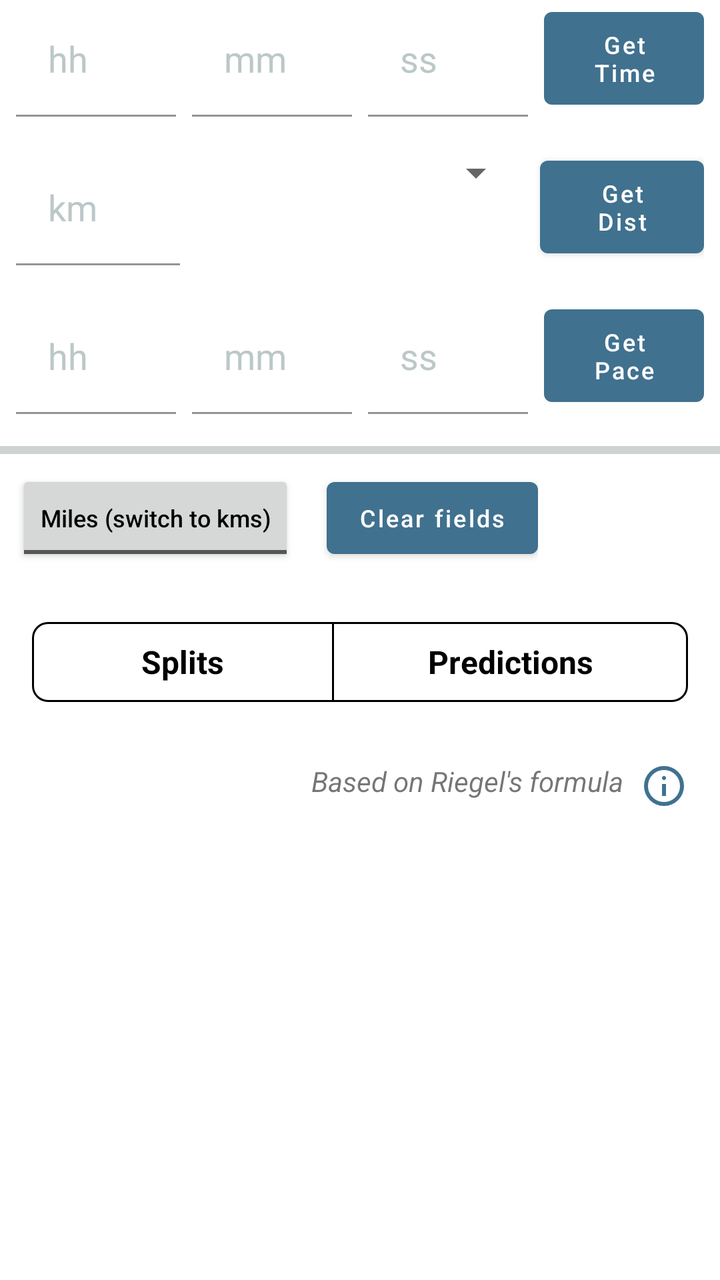
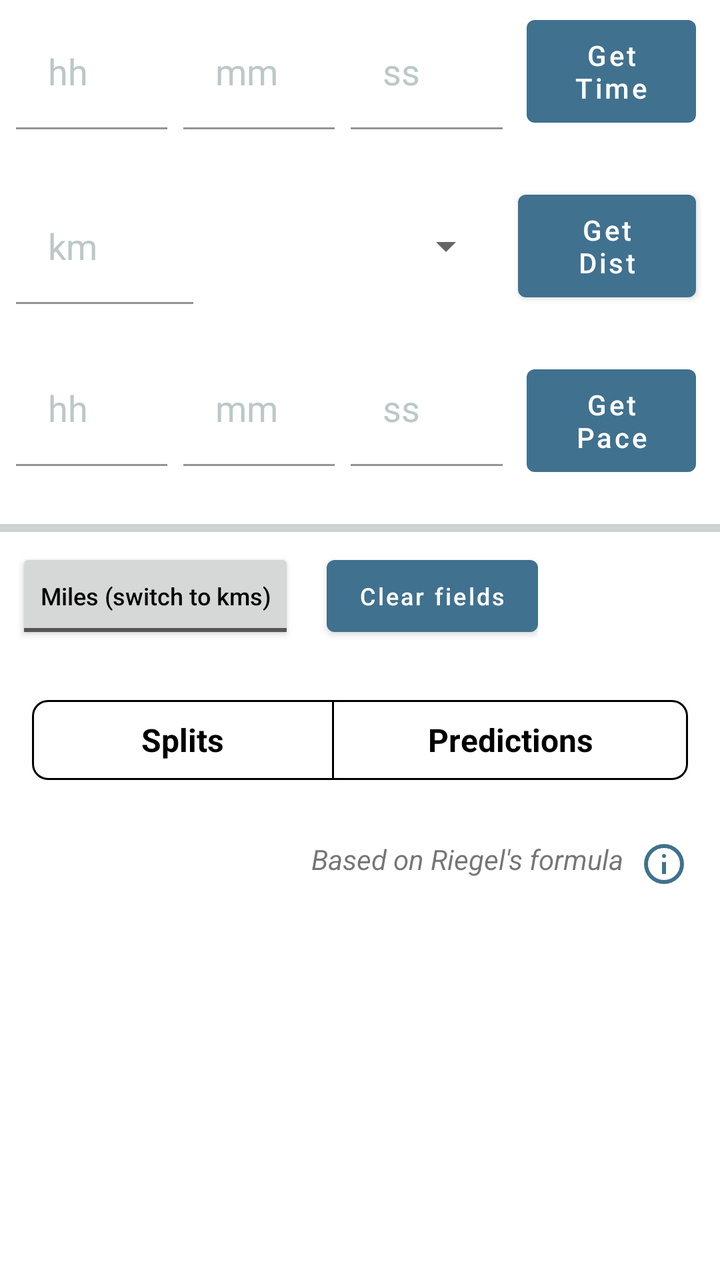

Two renders of the same Android screen: before a commit and after it. Below are the layout's source before the change and the commit's diff.
<!-- AndroidManifest.xml: application theme Theme.TriathlonPaceCalculator -->
<!-- res/layout/frag_run.xml -->
<?xml version="1.0" encoding="utf-8"?>
<LinearLayout xmlns:android="http://schemas.android.com/apk/res/android"
    xmlns:app="http://schemas.android.com/apk/res-auto"
    android:id="@+id/PaceMilesLinearLayout"
    android:layout_width="match_parent"
    android:layout_height="match_parent"
    android:orientation="vertical">

    <LinearLayout
        android:id="@+id/LinearLayout03"
        android:layout_width="match_parent"
        android:layout_height="wrap_content"
        android:layout_marginStart="@dimen/space_sm"
        android:layout_marginEnd="@dimen/space_sm"
        android:layout_marginBottom="@dimen/space_md">

        <com.google.android.material.textfield.TextInputLayout
            android:layout_width="0dp"
            android:layout_height="wrap_content"
            android:layout_marginEnd="@dimen/space_sm"
            android:layout_weight="1"
            app:hintAnimationEnabled="false"
            app:hintEnabled="false">

            <com.google.android.material.textfield.TextInputEditText
                android:id="@+id/EditText01a"
                style="@style/MyOutlinedTextField"
                android:layout_width="match_parent"
                android:layout_height="wrap_content"
                android:background="@color/backgroundColor"
                android:hint="hh"
                android:inputType="number"
                android:maxLength="2"
                app:hintTextColor="@color/backgroundColor" />

        </com.google.android.material.textfield.TextInputLayout>


        <com.google.android.material.textfield.TextInputLayout
            android:layout_width="0dp"
            android:layout_height="wrap_content"
            android:layout_marginEnd="@dimen/space_sm"
            android:layout_weight="1"
            app:hintAnimationEnabled="false"
            app:hintEnabled="false">

            <com.google.android.material.textfield.TextInputEditText
                android:id="@+id/EditText01b"
                style="@style/MyOutlinedTextField"
                android:layout_width="match_parent"
                android:layout_height="wrap_content"
                android:background="@color/backgroundColor"
                android:hint="@string/mm"
                android:inputType="number"
                android:maxLength="2"
                app:hintTextColor="@color/backgroundColor" />
        </com.google.android.material.textfield.TextInputLayout>

        <com.google.android.material.textfield.TextInputLayout
            android:layout_width="0dp"
            android:layout_height="wrap_content"
            android:layout_marginEnd="@dimen/space_sm"
            android:layout_weight="1"
            app:hintAnimationEnabled="false"
            app:hintEnabled="false">

            <com.google.android.material.textfield.TextInputEditText
                android:id="@+id/EditText01c"
                style="@style/MyOutlinedTextField"
                android:layout_width="match_parent"
                android:layout_height="wrap_content"
                android:background="@color/backgroundColor"
                android:hint="@string/ss"
                android:inputType="numberDecimal"
                android:maxLength="6"
                app:hintTextColor="@color/backgroundColor" />
        </com.google.android.material.textfield.TextInputLayout>

        <com.google.android.material.button.MaterialButton
            android:id="@+id/Button01"
            android:layout_width="0dp"
            android:layout_height="match_parent"
            android:layout_weight="1"
            android:text="@string/calcTimeButton"
            android:textAllCaps="false"
            android:textSize="12sp" />
    </LinearLayout>

    <LinearLayout
        android:id="@+id/LinearLayout05"
        android:layout_width="match_parent"
        android:layout_height="wrap_content"
        android:layout_marginStart="@dimen/space_sm"
        android:layout_marginEnd="@dimen/space_sm"
        android:layout_marginBottom="@dimen/space_md">

        <com.google.android.material.textfield.TextInputLayout
            android:layout_width="0dp"
            android:layout_height="wrap_content"
            android:layout_marginEnd="@dimen/space_sm"
            android:layout_weight="0.25"
            app:hintAnimationEnabled="false"
            app:hintEnabled="false">

            <com.google.android.material.textfield.TextInputEditText
                android:id="@+id/EditText02"
                style="@style/MyOutlinedTextField"
                android:layout_width="match_parent"
                android:layout_height="wrap_content"
                android:width="100dip"
                android:background="@color/backgroundColor"
                android:hint="@string/km"
                android:inputType="numberDecimal"
                android:maxLength="9"
                app:hintTextColor="@color/backgroundColor" />

        </com.google.android.material.textfield.TextInputLayout>

        <Spinner
            android:id="@+id/spinnerrun"
            android:layout_width="0dp"
            android:layout_height="wrap_content"
            android:layout_marginEnd="@dimen/space_sm"
            android:layout_weight="0.5"
            android:prompt="@string/preset_distance"
            android:spinnerMode="dropdown" />

        <com.google.android.material.button.MaterialButton
            android:id="@+id/Button02"
            android:layout_width="0dp"
            android:layout_height="match_parent"
            android:layout_weight="0.25"
            android:text="@string/calcDistButton"
            android:textAllCaps="false"
            android:textSize="12sp" />
    </LinearLayout>

    <LinearLayout
        android:id="@+id/LinearLayout07"
        android:layout_width="match_parent"
        android:layout_height="wrap_content"
        android:layout_marginStart="@dimen/space_sm"
        android:layout_marginEnd="@dimen/space_sm"
        android:layout_marginBottom="@dimen/space_md">

        <com.google.android.material.textfield.TextInputLayout
            android:layout_width="0dp"
            android:layout_height="wrap_content"
            android:layout_marginEnd="@dimen/space_sm"
            android:layout_weight="1"
            app:hintAnimationEnabled="false"
            app:hintEnabled="false">

            <com.google.android.material.textfield.TextInputEditText
                android:id="@+id/EditText03a"
                style="@style/MyOutlinedTextField"
                android:layout_width="match_parent"
                android:layout_height="wrap_content"
                android:background="@color/backgroundColor"
                android:hint="@string/hh"
                android:inputType="number"
                android:maxLength="2"
                app:hintTextColor="@color/backgroundColor" />
        </com.google.android.material.textfield.TextInputLayout>

        <com.google.android.material.textfield.TextInputLayout
            android:layout_width="0dp"
            android:layout_height="wrap_content"
            android:layout_marginEnd="@dimen/space_sm"
            android:layout_weight="1"
            app:hintAnimationEnabled="false"
            app:hintEnabled="false">

            <com.google.android.material.textfield.TextInputEditText
                android:id="@+id/EditText03b"
                style="@style/MyOutlinedTextField"
                android:layout_width="match_parent"
                android:layout_height="wrap_content"
                android:background="@color/backgroundColor"
                android:hint="@string/mm"
                android:inputType="number"
                android:maxLength="2"
                app:hintTextColor="@color/backgroundColor" />
        </com.google.android.material.textfield.TextInputLayout>

        <com.google.android.material.textfield.TextInputLayout
            android:layout_width="0dp"
            android:layout_height="wrap_content"
            android:layout_marginEnd="@dimen/space_sm"
            android:layout_weight="1"
            app:hintAnimationEnabled="false"
            app:hintEnabled="false">

            <com.google.android.material.textfield.TextInputEditText
                android:id="@+id/EditText03c"
                style="@style/MyOutlinedTextField"
                android:layout_width="match_parent"
                android:layout_height="wrap_content"
                android:background="@color/backgroundColor"
                android:hint="@string/ss"
                android:inputType="numberDecimal"
                android:maxLength="6"
                app:hintTextColor="@color/backgroundColor" />

        </com.google.android.material.textfield.TextInputLayout>

        <com.google.android.material.button.MaterialButton
            android:id="@+id/Button03"
            android:layout_width="0dp"
            android:layout_height="fill_parent"
            android:layout_weight="1"
            android:text="@string/calcPaceButton"
            android:textAllCaps="false"
            android:textSize="12sp" />
    </LinearLayout>

    <com.google.android.material.divider.MaterialDivider
        android:layout_width="match_parent"
        android:layout_height="@dimen/space_xs"
        android:background="@color/base_color_surface_container_weak" />

    <LinearLayout
        android:id="@+id/LinearLayout08"
        android:layout_width="wrap_content"
        android:layout_height="wrap_content"
        android:layout_margin="@dimen/space_sm"
        android:orientation="horizontal">

        <ToggleButton
            android:id="@+id/togglebuttonRun"
            android:layout_width="wrap_content"
            android:layout_height="wrap_content"
            android:layout_marginEnd="@dimen/space_md"
            android:textAllCaps="false"
            android:textColor="@color/textColor"
            android:textOff="@string/runConversionButton2"
            android:textOn="@string/runConversionButton1"
            android:textSize="12sp" />

        <com.google.android.material.button.MaterialButton
            android:id="@+id/ClearButton"
            android:layout_width="wrap_content"
            android:layout_height="wrap_content"
            android:text="@string/clearButtonText"
            android:textAllCaps="false"
            android:textSize="12sp" />
    </LinearLayout>

    <LinearLayout
        android:id="@+id/runResultsContainer"
        android:layout_width="match_parent"
        android:layout_height="wrap_content"
        android:baselineAligned="false"
        android:orientation="vertical">

        <com.google.android.material.button.MaterialButtonToggleGroup
            android:id="@+id/toggleSplitsButton"
            android:layout_width="match_parent"
            android:layout_height="wrap_content"
            android:layout_margin="@dimen/space_md"
            android:gravity="center"
            app:singleSelection="true">

            <com.google.android.material.button.MaterialButton
                android:id="@+id/button1"
                style="@style/Widget.Lichen.SegmentedButton"
                android:layout_width="wrap_content"
                android:layout_height="wrap_content"
                android:layout_weight="1"
                android:text="@string/splits"
                app:shapeAppearanceOverlay="@style/roundedCorners_8rad"
                app:strokeColor="@null" />

            <com.google.android.material.button.MaterialButton
                android:id="@+id/button2"
                style="@style/Widget.Lichen.SegmentedButton"
                android:layout_width="wrap_content"
                android:layout_height="wrap_content"
                android:layout_weight="1"
                android:text="@string/predictions"
                app:shapeAppearanceOverlay="@style/roundedCorners_8rad"
                app:strokeColor="@null" />

        </com.google.android.material.button.MaterialButtonToggleGroup>


        <androidx.recyclerview.widget.RecyclerView
            android:id="@+id/ListViewRun"
            android:layout_width="match_parent"
            android:layout_height="wrap_content"
            android:paddingBottom="10dp" />

        <RelativeLayout
            android:id="@+id/predictionsRunContainer"
            android:layout_width="match_parent"
            android:layout_height="wrap_content"
            android:paddingBottom="10dp">

            <TextView
                android:id="@+id/predictionText"
                android:layout_width="wrap_content"
                android:layout_height="wrap_content"
                android:layout_marginEnd="@dimen/space_sm"
                android:layout_toStartOf="@+id/predictionInfo"
                android:text="@string/based_on_riegels_formula"
                android:textSize="14sp"
                android:textStyle="italic" />

            <ImageView
                android:id="@+id/predictionInfo"
                android:layout_width="wrap_content"
                android:layout_height="wrap_content"
                android:layout_alignParentEnd="true"
                android:layout_marginEnd="@dimen/space_md"
                android:src="@drawable/outline_info_24" />

            <androidx.recyclerview.widget.RecyclerView
                android:id="@+id/PredictionsRun"
                android:layout_width="match_parent"
                android:layout_height="wrap_content"
                android:layout_below="@+id/predictionText"
                android:layout_marginTop="@dimen/space_sm" />

        </RelativeLayout>

    </LinearLayout>

</LinearLayout>
<!-- resources referenced by this layout -->
<resources>
  <color name="backgroundColor">@color/white</color>
  <color name="base_color_surface_container_weak">#ffeaf1ef</color>
  <color name="textColor">@color/black</color>
  <dimen name="space_md">16dp</dimen>
  <dimen name="space_sm">8dp</dimen>
  <dimen name="space_xs">4dp</dimen>
  <string name="based_on_riegels_formula">Based on Riegel\'s formula</string>
  <string name="calcDistButton">Get Dist</string>
  <string name="calcPaceButton">Get Pace</string>
  <string name="calcTimeButton">Get Time</string>
  <string name="clearButtonText">Clear fields</string>
  <string name="hh" translatable="false">hh</string>
  <string name="km" translatable="false">km</string>
  <string name="mm" translatable="false">mm</string>
  <string name="predictions">Predictions</string>
  <string name="preset_distance">Preset distance</string>
  <string name="runConversionButton1">Kms (switch to miles)</string>
  <string name="runConversionButton2">Miles (switch to kms)</string>
  <string name="splits">Splits</string>
  <string name="ss" translatable="false">ss</string>
  <style name="MyOutlinedTextField" parent="Widget.Material3.TextInputLayout.OutlinedBox">
          <item name="android:textColor">@color/base_color_info_default</item>
  
  
          <item name="android:textColorHint">@color/base_color_icon_hint</item>
          <item name="android:textSize">18sp</item>
      </style>
  <style name="roundedCorners_8rad" parent="">
          <item name="cornerFamily">rounded</item>
          <item name="cornerSize">8dp</item>
      </style>
  <style name="Theme.TriathlonPaceCalculator" parent="Base.Theme.TriathlonPaceCalculator" />
  <color name="white">#FFFFFF</color>
  <color name="black">#FF000000</color>
  <color name="base_color_info_default">#ff40718f</color>
  <color name="base_color_icon_hint">#ffbcc8c8</color>
  <style name="ThemeOverlay.Lichen.SegmentedButton" parent="">
          <item name="colorSecondaryContainer">@color/base_color_info_default</item>
          <item name="colorContainer">@android:color/transparent</item>
      </style>
  <color name="base_color_interactive_secondary_outline_default">#ffd5dddc</color>
  <style name="Base.Theme.TriathlonPaceCalculator" parent="Theme.MaterialComponents.DayNight.DarkActionBar">
          
          <item name="colorPrimary">@color/colorPrimary</item>
          <item name="colorPrimaryDark">@color/colorPrimaryDark</item>
          <item name="colorAccent">@color/colorAccent</item>
          <item name="android:textColorPrimary">@android:color/white</item>
          <item name="android:spinnerItemStyle">@style/SpinnerItem</item>
          <item name="android:listSelector">@color/base_color_info_default</item>
          <item name="android:statusBarColor">@android:color/transparent</item>
          <item name="android:windowLightStatusBar">true</item>
      </style>
  <color name="colorPrimary">#ff40718f</color>
  <color name="colorPrimaryDark">#ff4a8cb5</color>
  <color name="colorAccent">#03DAC5</color>
  <style name="SpinnerItem">
          <item name="android:textColor">@color/base_color_info_default</item>
          <item name="android:textSize">18sp</item>
      </style>
  <!-- unchanged entries left out for length: 2 -->
</resources>

<!-- the commit's change to res/layout/frag_run.xml (unified diff, before → after) -->
@@ -17,8 +17,9 @@
         <com.google.android.material.textfield.TextInputLayout
             android:layout_width="0dp"
             android:layout_height="wrap_content"
-            android:layout_marginEnd="@dimen/space_sm"
-            android:layout_weight="1"
+            android:layout_gravity="center_vertical"
+            android:layout_marginEnd="@dimen/space_sm"
+            android:layout_weight="0.9"
             app:hintAnimationEnabled="false"
             app:hintEnabled="false">
 
@@ -39,8 +40,9 @@
         <com.google.android.material.textfield.TextInputLayout
             android:layout_width="0dp"
             android:layout_height="wrap_content"
-            android:layout_marginEnd="@dimen/space_sm"
-            android:layout_weight="1"
+            android:layout_gravity="center_vertical"
+            android:layout_marginEnd="@dimen/space_sm"
+            android:layout_weight="0.9"
             app:hintAnimationEnabled="false"
             app:hintEnabled="false">
 
@@ -59,8 +61,9 @@
         <com.google.android.material.textfield.TextInputLayout
             android:layout_width="0dp"
             android:layout_height="wrap_content"
-            android:layout_marginEnd="@dimen/space_sm"
-            android:layout_weight="1"
+            android:layout_gravity="center_vertical"
+            android:layout_marginEnd="@dimen/space_sm"
+            android:layout_weight="0.9"
             app:hintAnimationEnabled="false"
             app:hintEnabled="false">
 
@@ -72,18 +75,19 @@
                 android:background="@color/backgroundColor"
                 android:hint="@string/ss"
                 android:inputType="numberDecimal"
-                android:maxLength="6"
+                android:maxLength="5"
                 app:hintTextColor="@color/backgroundColor" />
         </com.google.android.material.textfield.TextInputLayout>
 
         <com.google.android.material.button.MaterialButton
             android:id="@+id/Button01"
-            android:layout_width="0dp"
-            android:layout_height="match_parent"
+            style="@style/PaceCalActionButtons"
+            android:layout_width="0dp"
+            android:layout_height="wrap_content"
+            android:layout_gravity="center_vertical"
             android:layout_weight="1"
             android:text="@string/calcTimeButton"
-            android:textAllCaps="false"
-            android:textSize="12sp" />
+            android:textAllCaps="false" />
     </LinearLayout>
 
     <LinearLayout
@@ -97,6 +101,7 @@
         <com.google.android.material.textfield.TextInputLayout
             android:layout_width="0dp"
             android:layout_height="wrap_content"
+            android:layout_gravity="center_vertical"
             android:layout_marginEnd="@dimen/space_sm"
             android:layout_weight="0.25"
             app:hintAnimationEnabled="false"
@@ -120,19 +125,21 @@
             android:id="@+id/spinnerrun"
             android:layout_width="0dp"
             android:layout_height="wrap_content"
-            android:layout_marginEnd="@dimen/space_sm"
-            android:layout_weight="0.5"
+            android:layout_gravity="center_vertical"
+            android:layout_marginEnd="@dimen/space_sm"
+            android:layout_weight="0.4"
             android:prompt="@string/preset_distance"
             android:spinnerMode="dropdown" />
 
         <com.google.android.material.button.MaterialButton
             android:id="@+id/Button02"
-            android:layout_width="0dp"
-            android:layout_height="match_parent"
+            style="@style/PaceCalActionButtons"
+            android:layout_width="0dp"
+            android:layout_height="wrap_content"
+            android:layout_gravity="center_vertical"
             android:layout_weight="0.25"
             android:text="@string/calcDistButton"
-            android:textAllCaps="false"
-            android:textSize="12sp" />
+            android:textAllCaps="false" />
     </LinearLayout>
 
     <LinearLayout
@@ -147,7 +154,7 @@
             android:layout_width="0dp"
             android:layout_height="wrap_content"
             android:layout_marginEnd="@dimen/space_sm"
-            android:layout_weight="1"
+            android:layout_weight="0.9"
             app:hintAnimationEnabled="false"
             app:hintEnabled="false">
 
@@ -156,6 +163,7 @@
                 style="@style/MyOutlinedTextField"
                 android:layout_width="match_parent"
                 android:layout_height="wrap_content"
+                android:layout_gravity="center_vertical"
                 android:background="@color/backgroundColor"
                 android:hint="@string/hh"
                 android:inputType="number"
@@ -167,7 +175,7 @@
             android:layout_width="0dp"
             android:layout_height="wrap_content"
             android:layout_marginEnd="@dimen/space_sm"
-            android:layout_weight="1"
+            android:layout_weight="0.9"
             app:hintAnimationEnabled="false"
             app:hintEnabled="false">
 
@@ -176,6 +184,7 @@
                 style="@style/MyOutlinedTextField"
                 android:layout_width="match_parent"
                 android:layout_height="wrap_content"
+                android:layout_gravity="center_vertical"
                 android:background="@color/backgroundColor"
                 android:hint="@string/mm"
                 android:inputType="number"
@@ -187,7 +196,7 @@
             android:layout_width="0dp"
             android:layout_height="wrap_content"
             android:layout_marginEnd="@dimen/space_sm"
-            android:layout_weight="1"
+            android:layout_weight="0.9"
             app:hintAnimationEnabled="false"
             app:hintEnabled="false">
 
@@ -196,22 +205,24 @@
                 style="@style/MyOutlinedTextField"
                 android:layout_width="match_parent"
                 android:layout_height="wrap_content"
+                android:layout_gravity="center_vertical"
                 android:background="@color/backgroundColor"
                 android:hint="@string/ss"
                 android:inputType="numberDecimal"
-                android:maxLength="6"
+                android:maxLength="5"
                 app:hintTextColor="@color/backgroundColor" />
 
         </com.google.android.material.textfield.TextInputLayout>
 
         <com.google.android.material.button.MaterialButton
             android:id="@+id/Button03"
-            android:layout_width="0dp"
-            android:layout_height="fill_parent"
+            style="@style/PaceCalActionButtons"
+            android:layout_width="0dp"
+            android:layout_height="wrap_content"
+            android:layout_gravity="center_vertical"
             android:layout_weight="1"
             android:text="@string/calcPaceButton"
-            android:textAllCaps="false"
-            android:textSize="12sp" />
+            android:textAllCaps="false" />
     </LinearLayout>
 
     <com.google.android.material.divider.MaterialDivider
<!-- resource entries referenced after the edit -->
@@ -22,14 +22,23 @@
   <string name="ss" translatable="false">ss</string>
   <style name="MyOutlinedTextField" parent="Widget.Material3.TextInputLayout.OutlinedBox">
           <item name="android:textColor">@color/base_color_info_default</item>
-  
-  
+          
+          
           <item name="android:textColorHint">@color/base_color_icon_hint</item>
           <item name="android:textSize">18sp</item>
       </style>
+  <style name="PaceCalActionButtons" parent="Widget.MaterialComponents.Button">
+          <item name="backgroundTint">@color/base_color_info_default</item>
+          <item name="android:textColor">@android:color/white</item>
+          <item name="android:textSize">14sp</item>
+          <item name="android:paddingTop">@dimen/space_sm</item>
+          <item name="android:paddingBottom">@dimen/space_sm</item>
+          <item name="android:textAllCaps">false</item>
+          <item name="android:layout_margin">@dimen/space_xs</item>
+      </style>
   <style name="roundedCorners_8rad" parent="">
           <item name="cornerFamily">rounded</item>
-          <item name="cornerSize">8dp</item>
+          <item name="cornerSize">@dimen/space_sm</item>
       </style>
   <style name="Theme.TriathlonPaceCalculator" parent="Base.Theme.TriathlonPaceCalculator" />
   <color name="white">#FFFFFF</color>
